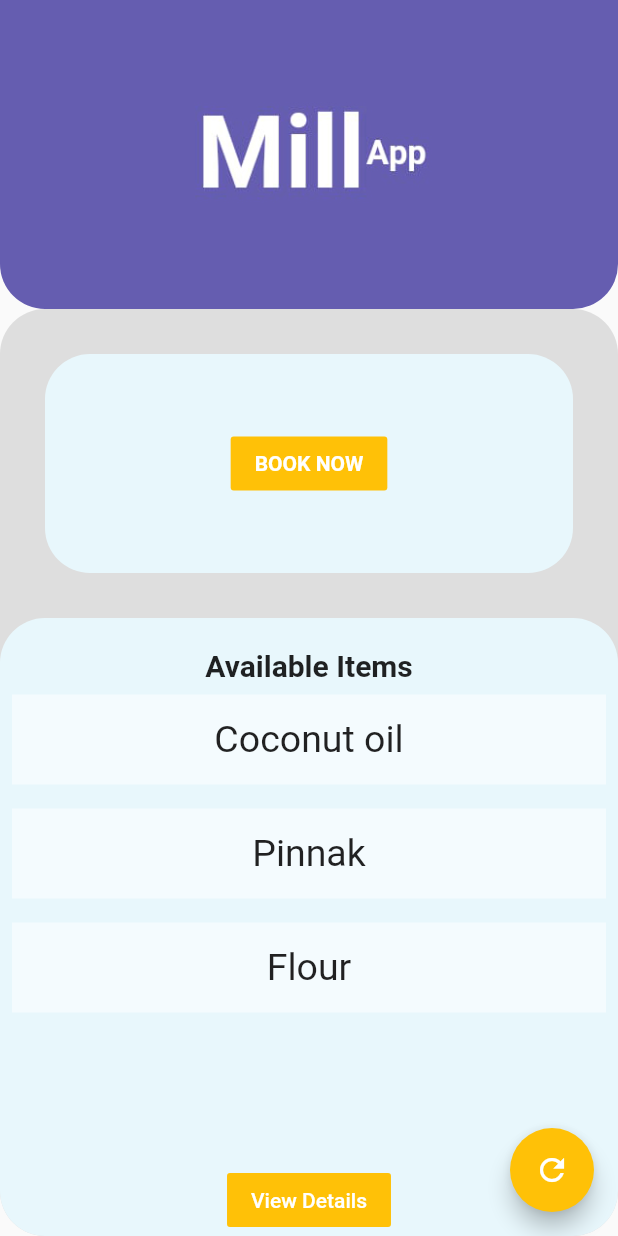
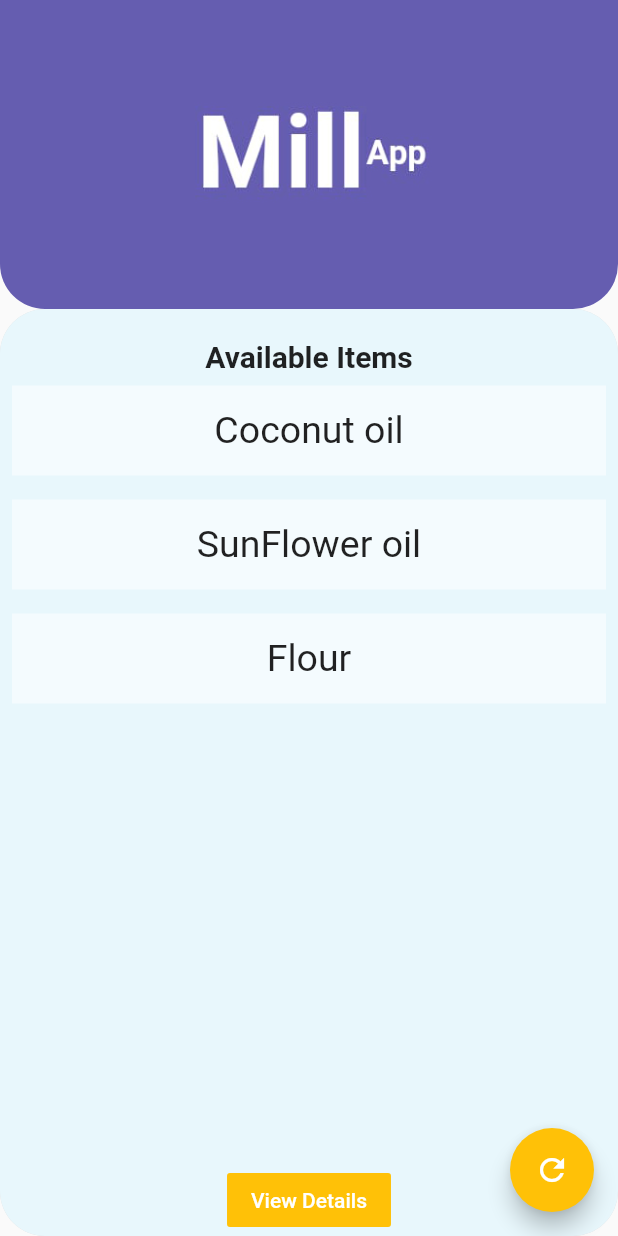
Before and after one commit to nidhin579/Mill_App, a Flutter app: the screen it shows after launch, on a phone screen of 412 x 824 dp. Run offline on Flutter 3.47's test engine with Material 2 defaults, Android fonts, the phone set to English and light mode, and no system bars.

```diff
--- a/lib/homepage.dart
+++ b/lib/homepage.dart
@@ -78,36 +78,6 @@ class _HomeState extends State<Home> {
                         crossAxisAlignment: CrossAxisAlignment.stretch,
                         children: [
                           Expanded(
-                            flex: 1,
-                            child: Padding(
-                              padding: const EdgeInsets.all(30),
-                              child: Stack(
-                                children: [
-                                  Container(
-                                    decoration: BoxDecoration(
-                                        borderRadius: BorderRadius.circular(30),
-                                        color:
-                                            Color.fromRGBO(232, 247, 252, 1)),
-                                  ),
-                                  Center(
-                                    child: FlatButton(
-                                      onPressed: () {
-                                        setState(() {});
-                                      },
-                                      color: Colors.amber,
-                                      child: Text(
-                                        'BOOK NOW',
-                                        style: TextStyle(
-                                            color: Colors.white,
-                                            fontWeight: FontWeight.bold),
-                                      ),
-                                    ),
-                                  ),
-                                ],
-                              ),
-                            ),
-                          ),
-                          Expanded(
                             flex: 2,
                             child: Container(
                               child: SingleChildScrollView(
--- a/lib/items.dart
+++ b/lib/items.dart
@@ -1 +1 @@
-List<String> items = ['Coconut oil', 'Pinnak', 'Flour'];
+List<String> items = ['Coconut oil', 'SunFlower oil', 'Flour'];
```
